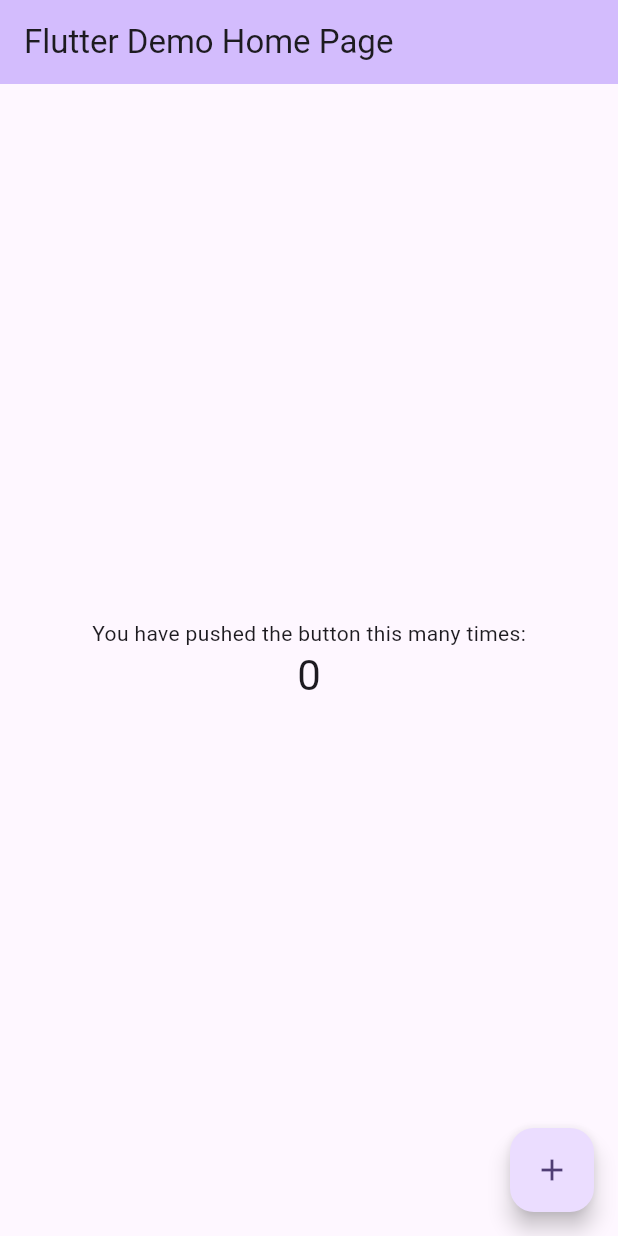
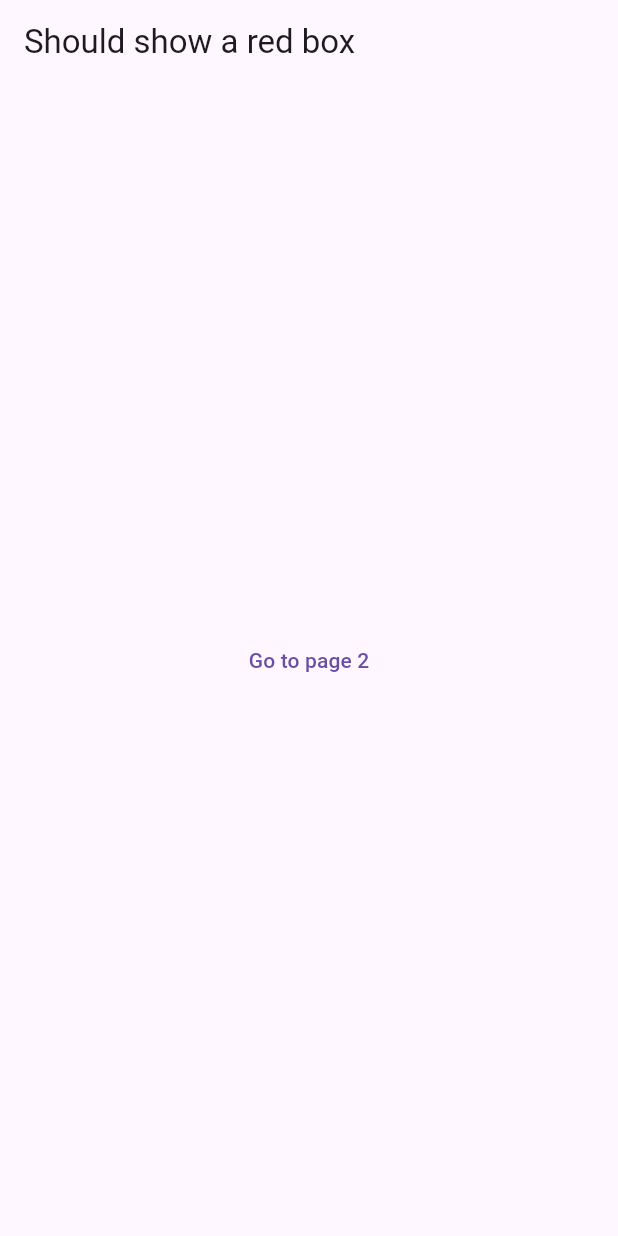
Before and after one commit to tugorez/platformview, a Flutter app: the screen it shows after launch, on a phone screen of 412 x 824 dp. Run offline on Flutter 3.47's test engine with Material 3 defaults, Android fonts, the phone set to English and light mode, and no system bars.

```diff
--- a/lib/main.dart
+++ b/lib/main.dart
@@ -1,125 +1,47 @@
 import 'package:flutter/material.dart';
 
 void main() {
-  runApp(const MyApp());
+  runApp(
+    MaterialApp(
+      theme: ThemeData.light(),
+      home: Scaffold(
+        appBar: AppBar(
+          title: Text('Should show a red box'),
+        ),
+        body: Page1(),
+      ),
+    ),
+  );
 }
 
-class MyApp extends StatelessWidget {
-  const MyApp({super.key});
+class Page1 extends StatelessWidget {
+  const Page1({super.key});
 
-  // This widget is the root of your application.
   @override
   Widget build(BuildContext context) {
-    return MaterialApp(
-      title: 'Flutter Demo',
-      theme: ThemeData(
-        // This is the theme of your application.
-        //
-        // TRY THIS: Try running your application with "flutter run". You'll see
-        // the application has a purple toolbar. Then, without quitting the app,
-        // try changing the seedColor in the colorScheme below to Colors.green
-        // and then invoke "hot reload" (save your changes or press the "hot
-        // reload" button in a Flutter-supported IDE, or press "r" if you used
-        // the command line to start the app).
-        //
-        // Notice that the counter didn't reset back to zero; the application
-        // state is not lost during the reload. To reset the state, use hot
-        // restart instead.
-        //
-        // This works for code too, not just values: Most code changes can be
-        // tested with just a hot reload.
-        colorScheme: ColorScheme.fromSeed(seedColor: Colors.deepPurple),
-        useMaterial3: true,
+    return Scaffold(
+      body: Center(
+        child: TextButton(
+          child: Text('Go to page 2'),
+          onPressed: () {
+            Navigator.push(
+              context,
+              MaterialPageRoute(builder: (context) => const Page2()),
+            );
+          },
+        ),
       ),
-      home: const MyHomePage(title: 'Flutter Demo Home Page'),
     );
   }
 }
 
-class MyHomePage extends StatefulWidget {
-  const MyHomePage({super.key, required this.title});
-
-  // This widget is the home page of your application. It is stateful, meaning
-  // that it has a State object (defined below) that contains fields that affect
-  // how it looks.
-
-  // This class is the configuration for the state. It holds the values (in this
-  // case the title) provided by the parent (in this case the App widget) and
-  // used by the build method of the State. Fields in a Widget subclass are
-  // always marked "final".
-
-  final String title;
-
-  @override
-  State<MyHomePage> createState() => _MyHomePageState();
-}
-
-class _MyHomePageState extends State<MyHomePage> {
-  int _counter = 0;
-
-  void _incrementCounter() {
-    setState(() {
-      // This call to setState tells the Flutter framework that something has
-      // changed in this State, which causes it to rerun the build method below
-      // so that the display can reflect the updated values. If we changed
-      // _counter without calling setState(), then the build method would not be
-      // called again, and so nothing would appear to happen.
-      _counter++;
-    });
-  }
+class Page2 extends StatelessWidget {
+  const Page2({super.key});
 
   @override
   Widget build(BuildContext context) {
-    // This method is rerun every time setState is called, for instance as done
-    // by the _incrementCounter method above.
-    //
-    // The Flutter framework has been optimized to make rerunning build methods
-    // fast, so that you can just rebuild anything that needs updating rather
-    // than having to individually change instances of widgets.
     return Scaffold(
-      appBar: AppBar(
-        // TRY THIS: Try changing the color here to a specific color (to
-        // Colors.amber, perhaps?) and trigger a hot reload to see the AppBar
-        // change color while the other colors stay the same.
-        backgroundColor: Theme.of(context).colorScheme.inversePrimary,
-        // Here we take the value from the MyHomePage object that was created by
-        // the App.build method, and use it to set our appbar title.
-        title: Text(widget.title),
-      ),
-      body: Center(
-        // Center is a layout widget. It takes a single child and positions it
-        // in the middle of the parent.
-        child: Column(
-          // Column is also a layout widget. It takes a list of children and
-          // arranges them vertically. By default, it sizes itself to fit its
-          // children horizontally, and tries to be as tall as its parent.
-          //
-          // Column has various properties to control how it sizes itself and
-          // how it positions its children. Here we use mainAxisAlignment to
-          // center the children vertically; the main axis here is the vertical
-          // axis because Columns are vertical (the cross axis would be
-          // horizontal).
-          //
-          // TRY THIS: Invoke "debug painting" (choose the "Toggle Debug Paint"
-          // action in the IDE, or press "p" in the console), to see the
-          // wireframe for each widget.
-          mainAxisAlignment: MainAxisAlignment.center,
-          children: <Widget>[
-            const Text(
-              'You have pushed the button this many times:',
-            ),
-            Text(
-              '$_counter',
-              style: Theme.of(context).textTheme.headlineMedium,
-            ),
-          ],
-        ),
-      ),
-      floatingActionButton: FloatingActionButton(
-        onPressed: _incrementCounter,
-        tooltip: 'Increment',
-        child: const Icon(Icons.add),
-      ), // This trailing comma makes auto-formatting nicer for build methods.
+      body: AndroidView(viewType: 'platform_view_test'),
     );
   }
 }
```
Also changed, not shown: 3 other files.
